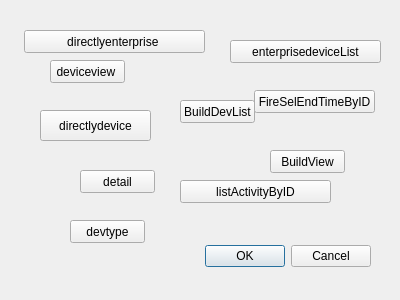
Above: CommandCenter/MainApp/zktestdialog.ui from LDevin/CommandCenter before the change. Below: the same form after it.
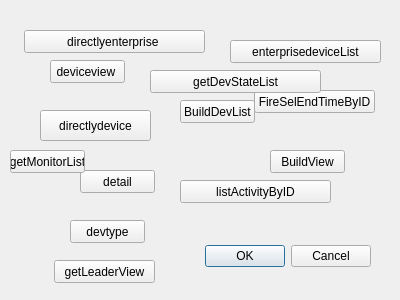
That is the form after the change.

Commit message: modified:   CommandCenter/Link/comm/linkdefines.h 	modified:   CommandCenter/Link/linkUrl.json 	modified:   CommandCenter/Link/slave.cpp 	modified:   CommandCenter/Link/slave.h 	modified:   CommandCenter/MainApp/zktestdialog.cpp 	modified:   CommandCenter/MainApp/zktestdialog.h 	modified:   CommandCenter/MainApp/zktestdialog.ui

The edit to the form file:
```diff
--- a/CommandCenter/MainApp/zktestdialog.ui
+++ b/CommandCenter/MainApp/zktestdialog.ui
@@ -159,6 +159,45 @@
     <string>FireSelEndTimeByID</string>
    </property>
   </widget>
+  <widget class="QPushButton" name="getLeaderView">
+   <property name="geometry">
+    <rect>
+     <x>54</x>
+     <y>260</y>
+     <width>101</width>
+     <height>23</height>
+    </rect>
+   </property>
+   <property name="text">
+    <string>getLeaderView</string>
+   </property>
+  </widget>
+  <widget class="QPushButton" name="getMonitorList">
+   <property name="geometry">
+    <rect>
+     <x>10</x>
+     <y>150</y>
+     <width>75</width>
+     <height>23</height>
+    </rect>
+   </property>
+   <property name="text">
+    <string>getMonitorList</string>
+   </property>
+  </widget>
+  <widget class="QPushButton" name="getdevstatelist">
+   <property name="geometry">
+    <rect>
+     <x>150</x>
+     <y>70</y>
+     <width>171</width>
+     <height>23</height>
+    </rect>
+   </property>
+   <property name="text">
+    <string>getDevStateList</string>
+   </property>
+  </widget>
  </widget>
  <resources/>
  <connections>
```
The commit also changes 6 other files.
